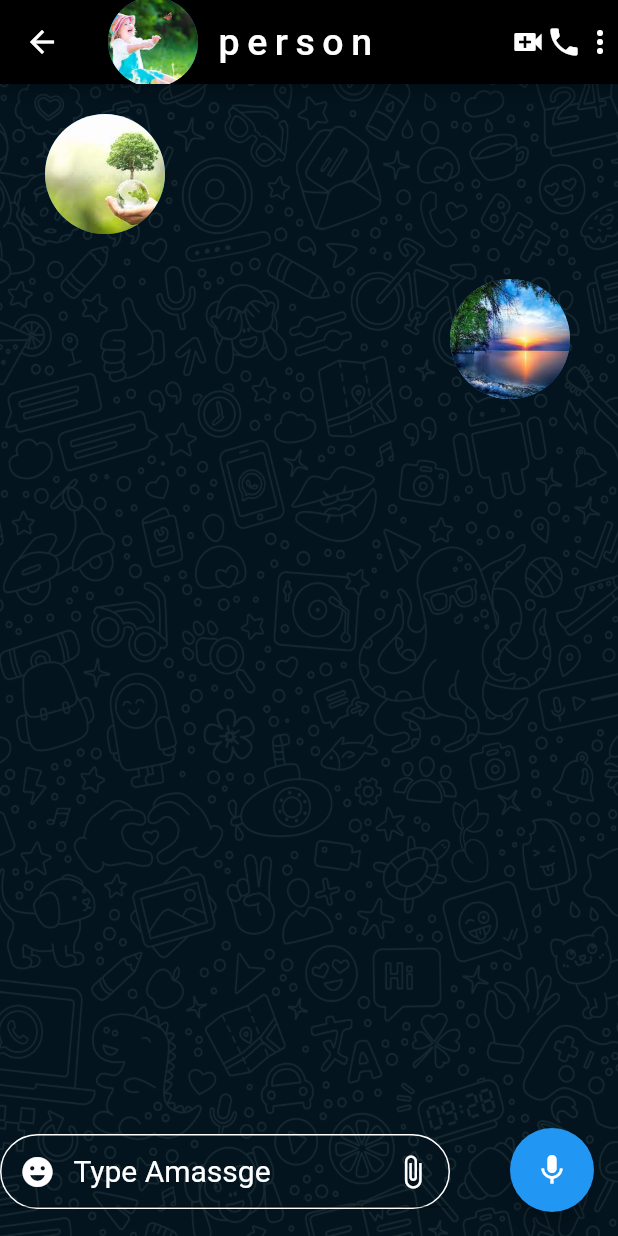
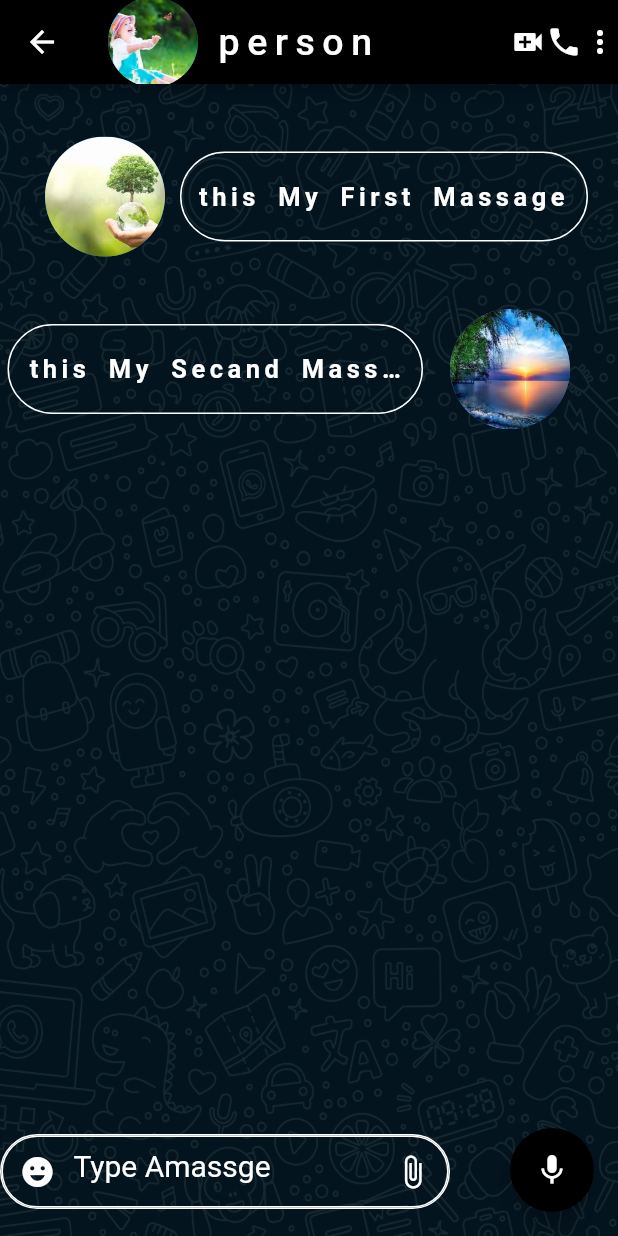
Before and after one commit to mmosly/whatsaap, a Flutter app: the screen it shows after launch, on a phone screen of 412 x 824 dp. Run offline on Flutter 3.47's test engine with Material 2 defaults, Android fonts, the phone set to English and light mode, and no system bars.

Commit message:
Update main.dart

```diff
--- a/whatsapp/lib/main.dart
+++ b/whatsapp/lib/main.dart
@@ -16,6 +16,7 @@ class MyApp extends StatelessWidget {
   }
 }
 
+// ignore: use_key_in_widget_constructors
 class Whatsapp extends StatelessWidget {
   @override
   Widget build(BuildContext context) {
@@ -46,6 +47,7 @@ class Whatsapp extends StatelessWidget {
       ),
       floatingActionButton: FloatingActionButton(
         onPressed: () {},
+        backgroundColor: Colors.black,
         child: const Icon(Icons.mic),
       ),
       body: Stack(children: [
@@ -65,7 +67,7 @@ class Whatsapp extends StatelessWidget {
               )),
         ),
         Container(
-          margin: const EdgeInsets.only(left: 30, top: 20),
+          margin: const EdgeInsets.only(left: 30, top: 35),
           alignment: AlignmentDirectional.topStart,
           child: const CircleAvatar(
             backgroundImage: AssetImage('images/person1.jpg'),
@@ -73,11 +75,53 @@ class Whatsapp extends StatelessWidget {
           ),
         ),
         Container(
-          margin: const EdgeInsets.only(top: 130, left: 300),
+          alignment: AlignmentDirectional.topCenter,
+          padding: const EdgeInsetsDirectional.fromSTEB(120, 45, 20, 1),
+          child: TextField(
+            textAlign: TextAlign.center,
+            decoration: InputDecoration(
+              hintText: 'this My First Massage',
+              hintStyle: const TextStyle(
+                fontSize: 17,
+                fontWeight: FontWeight.bold,
+                color: Colors.white,
+                wordSpacing: 5,
+                letterSpacing: 3,
+              ),
+              enabledBorder: OutlineInputBorder(
+                borderSide: const BorderSide(color: Colors.white),
+                borderRadius: BorderRadius.circular(60),
+              ),
+            ),
+          ),
+        ),
+        Container(
+          margin: const EdgeInsets.only(top: 150, left: 300),
           alignment: AlignmentDirectional.topStart,
           child: const CircleAvatar(
             backgroundImage: AssetImage('images/person2.jpg'),
             radius: 40,
+          ),
+        ),
+        Container(
+          alignment: AlignmentDirectional.topCenter,
+          padding: const EdgeInsetsDirectional.fromSTEB(5, 160, 130, 2),
+          child: TextField(
+            textAlign: TextAlign.center,
+            decoration: InputDecoration(
+              hintText: 'this My Secand Massage',
+              hintStyle: const TextStyle(
+                fontSize: 17,
+                fontWeight: FontWeight.bold,
+                color: Colors.white,
+                wordSpacing: 5,
+                letterSpacing: 3,
+              ),
+              enabledBorder: OutlineInputBorder(
+                borderSide: const BorderSide(color: Colors.white),
+                borderRadius: BorderRadius.circular(60),
+              ),
+            ),
           ),
         ),
         Container(
@@ -88,18 +132,22 @@ class Whatsapp extends StatelessWidget {
               border: Border.all(color: Colors.white),
               borderRadius: BorderRadius.circular(50)),
           alignment: AlignmentDirectional.bottomCenter,
-          child: const TextField(
+          child: TextField(
             decoration: InputDecoration(
               hintText: "Type Amassge",
-              hintStyle: TextStyle(
+              hintStyle: const TextStyle(
                 fontSize: 20,
                 color: Colors.white,
               ),
-              suffixIcon: Icon(
+              enabledBorder: OutlineInputBorder(
+                borderSide: const BorderSide(color: Colors.white),
+                borderRadius: BorderRadius.circular(60),
+              ),
+              suffixIcon: const Icon(
                 Icons.attach_file,
                 color: (Colors.white),
               ),
-              prefixIcon: Icon(
+              prefixIcon: const Icon(
                 Icons.emoji_emotions,
                 color: (Colors.white),
               ),
```
